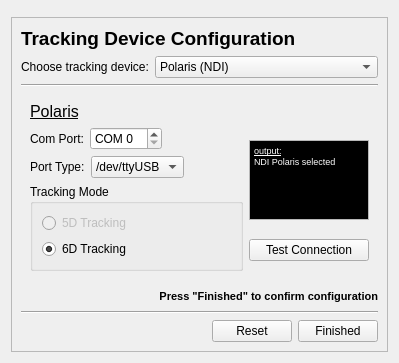
Before: the Qt Designer form Modules/IGTUI/Qmitk/QmitkTrackingDeviceConfigurationWidgetControls.ui in MITK/MITK, drawn with Qt 5.
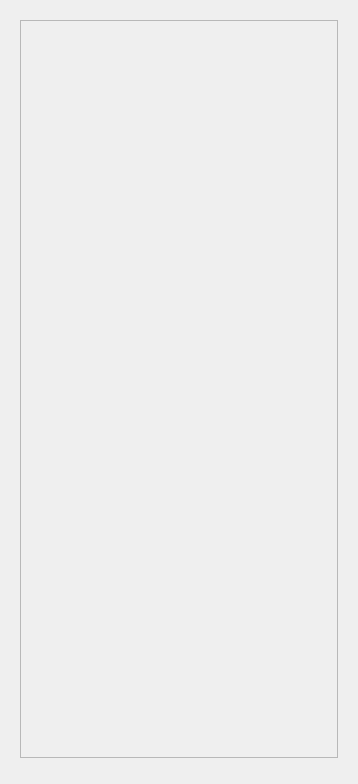
After: the same form once the commit is applied. The open tabs and pages were chosen to show the change.

Commit message: changed layout for simple style

What changed in the file:
```diff
--- a/Modules/IGTUI/Qmitk/QmitkTrackingDeviceConfigurationWidgetControls.ui
+++ b/Modules/IGTUI/Qmitk/QmitkTrackingDeviceConfigurationWidgetControls.ui
@@ -7,39 +7,22 @@
     <x>0</x>
     <y>0</y>
     <width>358</width>
-    <height>363</height>
+    <height>784</height>
    </rect>
   </property>
   <property name="windowTitle">
    <string>Form</string>
   </property>
-  <layout class="QVBoxLayout" name="verticalLayout_14">
+  <layout class="QVBoxLayout" name="verticalLayout_13">
    <item>
-    <widget class="QFrame" name="simpleMainFrame">
-     <property name="maximumSize">
-      <size>
-       <width>16777215</width>
-       <height>0</height>
-      </size>
+    <widget class="QStackedWidget" name="mainWidget">
+     <property name="currentIndex">
+      <number>0</number>
      </property>
-     <property name="frameShape">
-      <enum>QFrame::StyledPanel</enum>
-     </property>
-     <property name="frameShadow">
-      <enum>QFrame::Raised</enum>
-     </property>
-     <layout class="QVBoxLayout" name="verticalLayout_13"/>
-    </widget>
-   </item>
+     <widget class="QWidget" name="page">
+      <layout class="QVBoxLayout" name="verticalLayout_12">
    <item>
-    <widget class="QFrame" name="advancedMainFrame">
-     <property name="frameShape">
-      <enum>QFrame::StyledPanel</enum>
-     </property>
-     <property name="frameShadow">
-      <enum>QFrame::Raised</enum>
-     </property>
-     <layout class="QVBoxLayout" name="verticalLayout_5">
+        <layout class="QVBoxLayout" name="mainLayout">
       <item>
        <layout class="QHBoxLayout" name="horizontalLayout_2">
         <item>
@@ -79,19 +62,25 @@
         </item>
         <item>
          <widget class="QComboBox" name="m_trackingDeviceChooser">
+             <property name="sizePolicy">
+              <sizepolicy hsizetype="Minimum" vsizetype="Fixed">
+               <horstretch>0</horstretch>
+               <verstretch>0</verstretch>
+              </sizepolicy>
+             </property>
           <item>
            <property name="text">
-            <string>Polaris (NDI)</string>
+               <string>Polaris </string>
            </property>
           </item>
           <item>
            <property name="text">
-            <string>Aurora (NDI)</string>
+               <string>Aurora</string>
            </property>
           </item>
           <item>
            <property name="text">
-            <string>MicronTracker (Claron Technology)</string>
+               <string>MicronTracker</string>
            </property>
           </item>
          </widget>
@@ -111,7 +100,9 @@
          <number>0</number>
         </property>
         <widget class="QWidget" name="polaris_page">
-         <layout class="QVBoxLayout" name="verticalLayout_12">
+            <layout class="QHBoxLayout" name="horizontalLayout_15">
+             <item>
+              <layout class="QVBoxLayout" name="verticalLayout_3">
           <item>
            <layout class="QHBoxLayout" name="horizontalLayout_7">
             <item>
@@ -128,10 +119,6 @@
            </layout>
           </item>
           <item>
-           <layout class="QHBoxLayout" name="horizontalLayout_8">
-            <item>
-             <layout class="QVBoxLayout" name="verticalLayout_4">
-              <item>
                <layout class="QHBoxLayout" name="horizontalLayout_9">
                 <item>
                  <widget class="QLabel" name="m_comPortLabelPolaris">
@@ -205,19 +192,23 @@
               </item>
               <item>
                <widget class="QGroupBox" name="m_polarisTrackingModeBox">
+                 <property name="minimumSize">
+                  <size>
+                   <width>0</width>
+                   <height>0</height>
+                  </size>
+                 </property>
                 <property name="title">
                  <string>Tracking Mode</string>
                 </property>
-                <layout class="QVBoxLayout" name="verticalLayout_3">
-                 <item>
-                  <layout class="QVBoxLayout" name="verticalLayout_2">
+                 <layout class="QHBoxLayout" name="horizontalLayout_8">
                    <item>
                     <widget class="QRadioButton" name="m_radioPolaris5D">
                      <property name="enabled">
                       <bool>false</bool>
                      </property>
                      <property name="text">
-                      <string>5D Tracking</string>
+                     <string>5D </string>
                      </property>
                      <property name="checked">
                       <bool>false</bool>
@@ -227,14 +218,25 @@
                    <item>
                     <widget class="QRadioButton" name="m_radioPolaris6D">
                      <property name="text">
-                      <string>6D Tracking</string>
+                     <string>6D</string>
                      </property>
                      <property name="checked">
                       <bool>true</bool>
                      </property>
                     </widget>
                    </item>
-                  </layout>
+                  <item>
+                   <spacer name="horizontalSpacer_2">
+                    <property name="orientation">
+                     <enum>Qt::Horizontal</enum>
+                    </property>
+                    <property name="sizeHint" stdset="0">
+                     <size>
+                      <width>62</width>
+                      <height>20</height>
+                     </size>
+                    </property>
+                   </spacer>
                  </item>
                 </layout>
                </widget>
@@ -317,8 +319,6 @@
              </layout>
             </item>
            </layout>
-          </item>
-         </layout>
         </widget>
         <widget class="QWidget" name="aurora_page">
          <layout class="QVBoxLayout" name="verticalLayout_8">
@@ -657,6 +657,79 @@
        </layout>
       </item>
      </layout>
+       </item>
+      </layout>
+     </widget>
+     <widget class="QWidget" name="page_3">
+      <layout class="QVBoxLayout" name="verticalLayout_15">
+       <item>
+        <layout class="QVBoxLayout" name="simpleLayout"/>
+       </item>
+       <item>
+        <spacer name="verticalSpacer_6">
+         <property name="orientation">
+          <enum>Qt::Vertical</enum>
+         </property>
+         <property name="sizeHint" stdset="0">
+          <size>
+           <width>20</width>
+           <height>289</height>
+          </size>
+         </property>
+        </spacer>
+       </item>
+      </layout>
+     </widget>
+     <widget class="QWidget" name="page_2">
+      <layout class="QVBoxLayout" name="verticalLayout_5">
+       <item>
+        <widget class="QScrollArea" name="dummyArea">
+         <property name="widgetResizable">
+          <bool>true</bool>
+         </property>
+         <widget class="QWidget" name="scrollAreaWidgetContents">
+          <property name="geometry">
+           <rect>
+            <x>0</x>
+            <y>0</y>
+            <width>320</width>
+            <height>298</height>
+           </rect>
+          </property>
+          <layout class="QVBoxLayout" name="verticalLayout_4">
+           <item>
+            <layout class="QVBoxLayout" name="dummyLayout"/>
+           </item>
+           <item>
+            <spacer name="verticalSpacer_5">
+             <property name="orientation">
+              <enum>Qt::Vertical</enum>
+             </property>
+             <property name="sizeHint" stdset="0">
+              <size>
+               <width>20</width>
+               <height>269</height>
+              </size>
+             </property>
+            </spacer>
+           </item>
+          </layout>
+         </widget>
+        </widget>
+       </item>
+      </layout>
+     </widget>
+    </widget>
+   </item>
+   <item>
+    <widget class="QWidget" name="dummyWidget" native="true">
+     <property name="maximumSize">
+      <size>
+       <width>16777215</width>
+       <height>0</height>
+      </size>
+     </property>
+     <layout class="QVBoxLayout" name="verticalLayout_2"/>
     </widget>
    </item>
   </layout>
```
Lines whose indentation alone changed are shown as unchanged. The commit also changes 2 other files.
